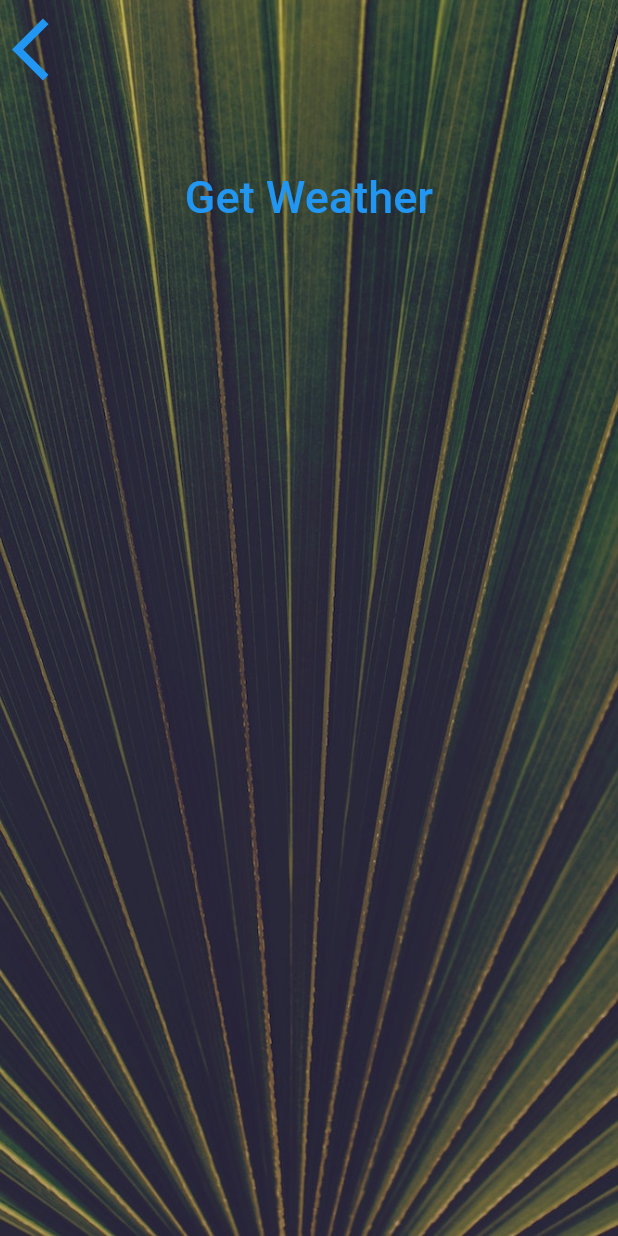
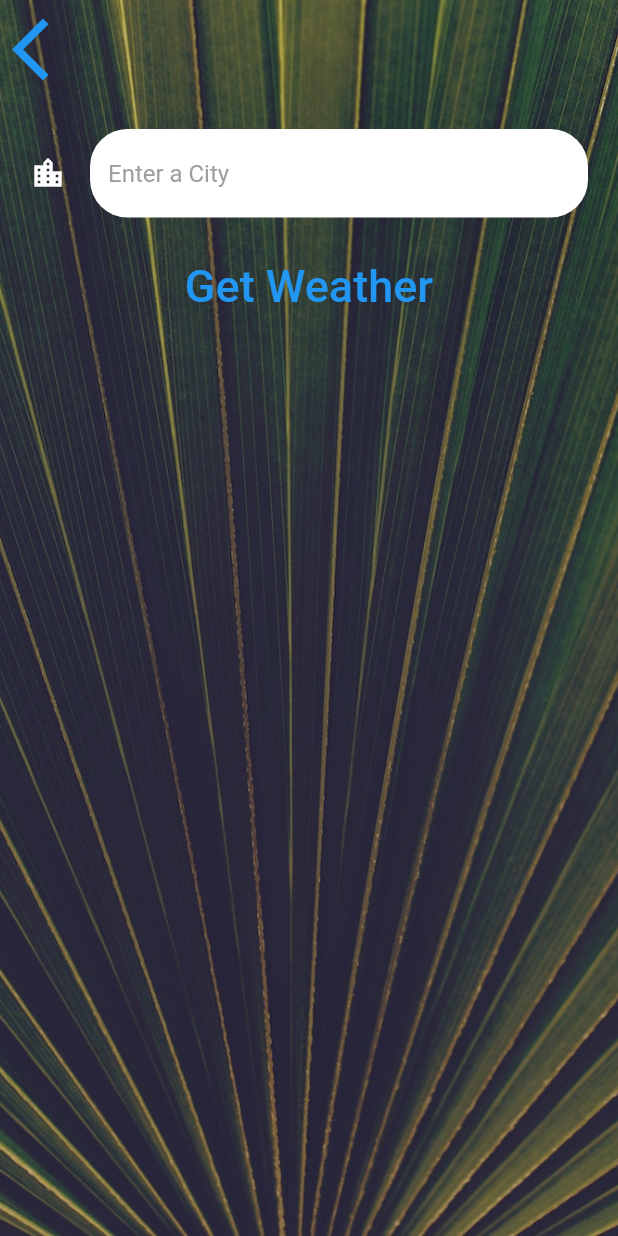
Before and after one commit to Florjadedan26/clima, a Flutter app: the CityScreen screen opened directly, on a phone screen of 412 x 824 dp. Run offline on Flutter 3.47's test engine with Material 2 defaults, Android fonts, the phone set to English and light mode, and no system bars; our stand-ins replace flutter_spinkit, geolocator; network calls fail; Roboto replaces fonts that are missing (Spartan MB).

Commit message:
done project

```diff
--- a/lib/screens/city_screen.dart
+++ b/lib/screens/city_screen.dart
@@ -7,6 +7,8 @@
 }
 
 class _CityScreenState extends State<CityScreen> {
+  String cityName;
+
   @override
   Widget build(BuildContext context) {
     return Scaffold(
@@ -24,7 +26,9 @@
               Align(
                 alignment: Alignment.topLeft,
                 child: TextButton(
-                  onPressed: () {},
+                  onPressed: () {
+                    Navigator.pop(context);
+                  },
                   child: Icon(
                     Icons.arrow_back_ios,
                     size: 50.0,
@@ -33,10 +37,21 @@
               ),
               Container(
                 padding: EdgeInsets.all(20.0),
-                child: null,
+                child: TextField(
+                  style: TextStyle(
+                    color: Colors.black,
+                  ),
+                  decoration:kTextFiledInputDecoration,
+                  onChanged: (value) {
+                    cityName = value;
+
+                  },
+                ),
               ),
               TextButton(
-                onPressed: () {},
+                onPressed: () {
+                  Navigator.pop(context, cityName);
+                },
                 child: Text(
                   'Get Weather',
                   style: kButtonTextStyle,
--- a/lib/utilities/constants.dart
+++ b/lib/utilities/constants.dart
@@ -18,3 +18,21 @@
 const kConditionTextStyle = TextStyle(
   fontSize: 100.0,
 );
+
+
+const kTextFiledInputDecoration = InputDecoration(
+  filled: true,
+  fillColor: Colors.white,
+  icon: Icon(
+    Icons.location_city,
+    color: Colors.white,
+  ),
+  hintText: 'Enter a City',
+  hintStyle: TextStyle(
+    color: Colors.grey,
+  ),
+  border: OutlineInputBorder(
+    borderRadius: BorderRadius.all(Radius.circular(25.0)),
+    borderSide: BorderSide.none,
+  ),
+);
--- a/pubspec.yaml
+++ b/pubspec.yaml
@@ -13,6 +13,7 @@
   http: ^0.13.0
   geolocator: ^9.0.2
   cupertino_icons: ^0.1.2
+  flutter_spinkit: ^5.2.0
 
 dev_dependencies:
   flutter_test:
```
Also changed, not shown: lib/screens/loading_screen.dart (+12 -19 lines), lib/screens/location_screen.dart (+57 -10 lines), lib/services/weather.dart (+24 -1 lines), pubspec.lock.
